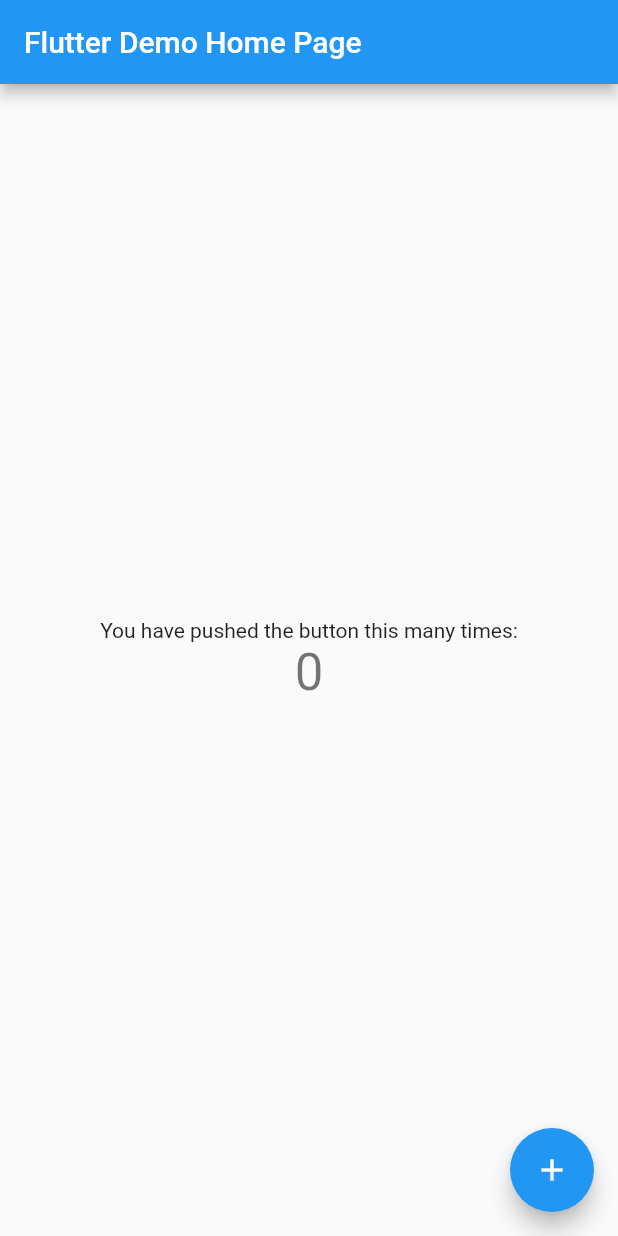
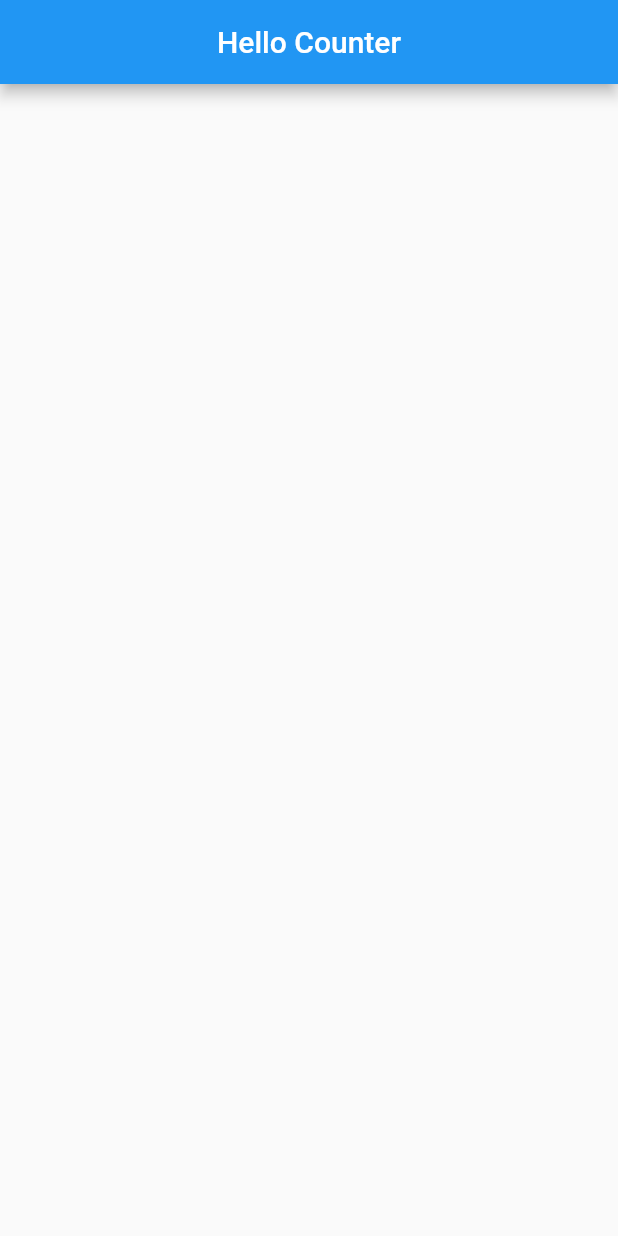
Before and after one commit to stelselim/CounterBack, a Flutter app: the screen it shows after launch, on a phone screen of 412 x 824 dp. Run offline on Flutter 3.47's test engine with Material 2 defaults, Android fonts, the phone set to English and light mode, and no system bars.

Commit message:
Main page added and appbar created

```diff
--- /dev/null
+++ b/lib/Pages/mainpage.dart
@@ -0,0 +1,12 @@
+import 'package:flutter/material.dart';
+
+
+class MainBody extends StatelessWidget {
+  const MainBody({Key key}) : super(key: key);
+
+  @override
+  Widget build(BuildContext context) {
+    return Container(
+    );
+  }
+}
--- /dev/null
+++ b/lib/components/appbar.dart
@@ -0,0 +1,17 @@
+import 'package:flutter/material.dart';
+
+
+
+
+
+AppBar mainAppBar({@required String appBarTitle}){
+
+  return AppBar(
+    title: Text(appBarTitle),
+    actions: <Widget>[
+
+    ],
+    centerTitle: true,
+  );
+
+}
--- a/lib/main.dart
+++ b/lib/main.dart
@@ -1,113 +1,28 @@
+import 'package:counterback/Pages/mainpage.dart';
+import 'package:counterback/components/appbar.dart';
 import 'package:flutter/material.dart';
 
 void main() {
-  runApp(MyApp());
+  runApp(
+    MaterialApp(
+      home: Main(),
+    )
+
+
+  );
 }
 
-class MyApp extends StatelessWidget {
-  // This widget is the root of your application.
+
+class Main extends StatelessWidget {
+  const Main({Key key}) : super(key: key);
+
   @override
   Widget build(BuildContext context) {
-    return MaterialApp(
-      title: 'Flutter Demo',
-      theme: ThemeData(
-        // This is the theme of your application.
-        //
-        // Try running your application with "flutter run". You'll see the
-        // application has a blue toolbar. Then, without quitting the app, try
-        // changing the primarySwatch below to Colors.green and then invoke
-        // "hot reload" (press "r" in the console where you ran "flutter run",
-        // or simply save your changes to "hot reload" in a Flutter IDE).
-        // Notice that the counter didn't reset back to zero; the application
-        // is not restarted.
-        primarySwatch: Colors.blue,
+    return Container(
+      child: Scaffold(
+        appBar: mainAppBar(appBarTitle:"Hello Counter"),
+        body: MainBody(),
       ),
-      home: MyHomePage(title: 'Flutter Demo Home Page'),
     );
   }
 }
-
-class MyHomePage extends StatefulWidget {
-  MyHomePage({Key key, this.title}) : super(key: key);
-
-  // This widget is the home page of your application. It is stateful, meaning
-  // that it has a State object (defined below) that contains fields that affect
-  // how it looks.
-
-  // This class is the configuration for the state. It holds the values (in this
-  // case the title) provided by the parent (in this case the App widget) and
-  // used by the build method of the State. Fields in a Widget subclass are
-  // always marked "final".
-
-  final String title;
-
-  @override
-  _MyHomePageState createState() => _MyHomePageState();
-}
-
-class _MyHomePageState extends State<MyHomePage> {
-  int _counter = 0;
-
-  void _incrementCounter() {
-    setState(() {
-      // This call to setState tells the Flutter framework that something has
-      // changed in this State, which causes it to rerun the build method below
-      // so that the display can reflect the updated values. If we changed
-      // _counter without calling setState(), then the build method would not be
-      // called again, and so nothing would appear to happen.
-      _counter++;
-    });
-  }
-
-  @override
-  Widget build(BuildContext context) {
-    // This method is rerun every time setState is called, for instance as done
-    // by the _incrementCounter method above.
-    //
-    // The Flutter framework has been optimized to make rerunning build methods
-    // fast, so that you can just rebuild anything that needs updating rather
-    // than having to individually change instances of widgets.
-    return Scaffold(
-      appBar: AppBar(
-        // Here we take the value from the MyHomePage object that was created by
-        // the App.build method, and use it to set our appbar title.
-        title: Text(widget.title),
-      ),
-      body: Center(
-        // Center is a layout widget. It takes a single child and positions it
-        // in the middle of the parent.
-        child: Column(
-          // Column is also a layout widget. It takes a list of children and
-          // arranges them vertically. By default, it sizes itself to fit its
-          // children horizontally, and tries to be as tall as its parent.
-          //
-          // Invoke "debug painting" (press "p" in the console, choose the
-          // "Toggle Debug Paint" action from the Flutter Inspector in Android
-          // Studio, or the "Toggle Debug Paint" command in Visual Studio Code)
-          // to see the wireframe for each widget.
-          //
-          // Column has various properties to control how it sizes itself and
-          // how it positions its children. Here we use mainAxisAlignment to
-          // center the children vertically; the main axis here is the vertical
-          // axis because Columns are vertical (the cross axis would be
-          // horizontal).
-          mainAxisAlignment: MainAxisAlignment.center,
-          children: <Widget>[
-            Text(
-              'You have pushed the button this many times:',
-            ),
-            Text(
-              '$_counter',
-              style: Theme.of(context).textTheme.headline4,
-            ),
-          ],
-        ),
-      ),
-      floatingActionButton: FloatingActionButton(
-        onPressed: _incrementCounter,
-        tooltip: 'Increment',
-        child: Icon(Icons.add),
-      ), // This trailing comma makes auto-formatting nicer for build methods.
-    );
-  }
-}
```
Also changed, not shown: lib/colors/primaryColors.dart (added).
